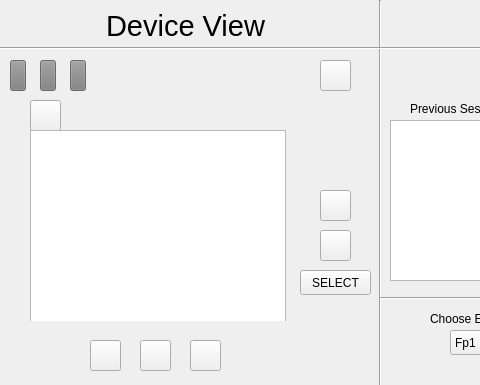
Above: Neuroset/mainwindow.ui from kyleaitken/Neuroset before the change; both pictures show x 0 to 480 and y 0 to 385 of the 1161 by 489 pixel window. Below: the same form after it.
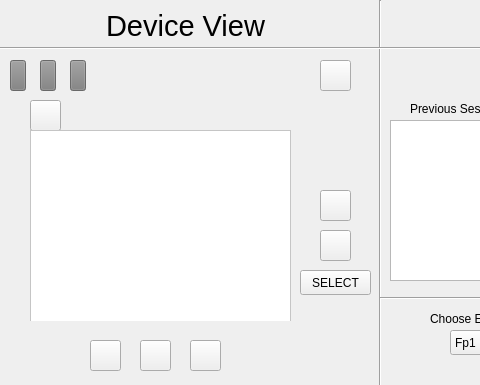
That is the form after the change. The open tabs and pages were chosen to show the change. Icons and pictures are not drawn. Custom widgets are drawn as their Qt base class.

Commit message: Add view session logs on device and navigation

```diff
--- a/Neuroset/mainwindow.ui
+++ b/Neuroset/mainwindow.ui
@@ -506,6 +506,21 @@
       </property>
      </widget>
     </widget>
+    <widget class="QWidget" name="sessionLogPage">
+     <property name="styleSheet">
+      <string notr="true">background-color: white;</string>
+     </property>
+     <widget class="QListView" name="deviceSessionList">
+      <property name="geometry">
+       <rect>
+        <x>0</x>
+        <y>0</y>
+        <width>261</width>
+        <height>192</height>
+       </rect>
+      </property>
+     </widget>
+    </widget>
    </widget>
    <widget class="QPushButton" name="EEGSampleButton">
     <property name="geometry">
```
The commit also changes 5 other files.
